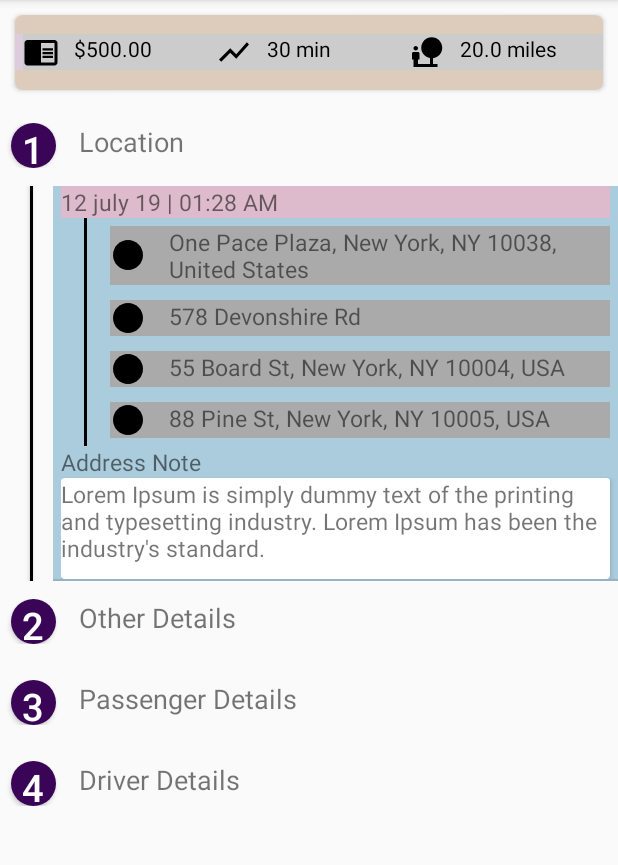
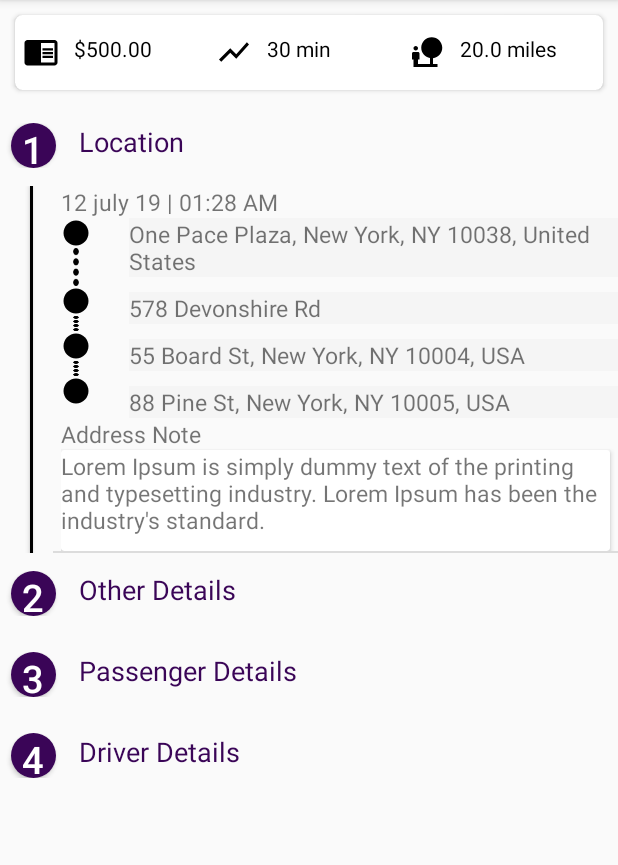
Before and after one commit to SanketPatelHere/Playstore, an Android app: the screen it shows after launch (MainActivity), on a phone screen of 412 x 824 dp, the part 84-949 px from its top. Run offline under Robolectric (Android 15) with nearby library versions, the phone set to English and light mode, and no system bars.

Commit message:
4 design

```diff
--- a/app/build.gradle
+++ b/app/build.gradle
@@ -28,5 +28,5 @@ dependencies {
     androidTestImplementation 'com.android.support.test.espresso:espresso-core:3.0.2'
 
     implementation 'com.google.android.material:material:1.0.0' //androidx
-
+    implementation 'com.xfinity:dahdit:0.9.3'
 }
--- a/app/src/main/java/com/example/nestedrv/MainActivity.java
+++ b/app/src/main/java/com/example/nestedrv/MainActivity.java
@@ -56,10 +56,10 @@ public class MainActivity extends AppCompatActivity {
             //for i = 2, Other Details  //img, name, email, phone
             //SectionDataModel dm = new SectionDataModel();
             ArrayList<OtherDetailsPojo> otherDetailItem = new ArrayList<>();
-            otherDetailItem.add(new OtherDetailsPojo(R.drawable.ic_person_pin_black_24dp,"Business Sedan", "x 4 x 2"));
-            otherDetailItem.add(new OtherDetailsPojo(R.drawable.ic_person_pin_black_24dp,"Payment Mode", "Pay by paypal"));
-            otherDetailItem.add(new OtherDetailsPojo(R.drawable.ic_person_pin_black_24dp,"Flight Number", "BA2490"));
-            otherDetailItem.add(new OtherDetailsPojo(R.drawable.ic_person_pin_black_24dp,"Promo Code", "You save $52"));
+            otherDetailItem.add(new OtherDetailsPojo(R.drawable.car,"Business Sedan", "x 4 x 2"));
+            otherDetailItem.add(new OtherDetailsPojo(R.drawable.debitcard,"Payment Mode", "Pay by paypal"));
+            otherDetailItem.add(new OtherDetailsPojo(R.drawable.jet,"Flight Number", "BA2490"));
+            otherDetailItem.add(new OtherDetailsPojo(R.drawable.promo,"Promo Code", "You save $52"));
             dm.setAllItemsOtherDetails(otherDetailItem);
 
 
--- /dev/null
+++ b/app/src/main/res/drawable/horizontal_dashed_line.xml
@@ -0,0 +1,16 @@
+<?xml version="1.0" encoding="utf-8"?>
+<inset xmlns:android="http://schemas.android.com/apk/res/android"
+    android:insetTop="-20dp"
+    android:insetBottom="-20dp"
+    android:insetRight="390dp"
+    android:insetLeft="0dp">
+<shape
+    android:shape="rectangle">
+    <stroke
+        android:width="20dp"
+        android:color="#ff0000"
+        android:dashWidth="4dp"
+        android:dashGap="20dp"/>
+
+</shape>
+</inset>
--- /dev/null
+++ b/app/src/main/res/drawable/vertical_dashed_line.xml
@@ -0,0 +1,5 @@
+<?xml version="1.0" encoding="utf-8"?>
+<rotate xmlns:android="http://schemas.android.com/apk/res/android"
+    android:fromDegrees="90"
+    android:toDegrees="90"
+    android:drawable="@drawable/horizontal_dashed_line"/>
--- a/app/src/main/res/layout/activity_main.xml
+++ b/app/src/main/res/layout/activity_main.xml
@@ -11,23 +11,14 @@
             android:layout_width="match_parent"
             android:layout_height="50dp"
             app:cardCornerRadius="5dp"
-            app:cardBackgroundColor="#ddccbb"
+            android:elevation="5dp"
             android:layout_margin="10dp">
                 <LinearLayout
                     android:layout_width="match_parent"
                     android:layout_height="wrap_content"
-                    android:background="#ddccdd"
                     android:layout_gravity="center"
                     android:paddingLeft="5dp"
                     android:orientation="horizontal">
-                        <LinearLayout
-                            android:layout_width="0dp"
-                            android:layout_height="wrap_content"
-                            android:layout_weight="1"
-                            android:background="#cccccc"
-                            android:gravity="center"
-                            android:layout_gravity="center">
-
                                 <TextView
                                     android:layout_width="0dp"
                                     android:layout_height="wrap_content"
@@ -37,41 +28,24 @@
                                     android:drawableLeft="@drawable/card1"
                                     android:textColor="#000000"
                                     />
-                        </LinearLayout>
-                        <LinearLayout
-                            android:layout_width="0dp"
-                            android:layout_height="wrap_content"
-                            android:layout_weight="1"
-                            android:background="#cccccc"
-                            android:gravity="center"
-                            android:layout_gravity="center">
-
                                 <TextView
-                                    android:layout_width="match_parent"
+                                    android:layout_width="0dp"
                                     android:layout_height="wrap_content"
                                     android:text="30 min"
+                                    android:layout_weight="1"
                                     android:drawablePadding="10dp"
                                     android:drawableLeft="@drawable/time1"
                                     android:textColor="#000000"
                                     />
-                        </LinearLayout>
-                        <LinearLayout
-                            android:layout_width="0dp"
-                            android:layout_height="wrap_content"
-                            android:layout_weight="1"
-                            android:background="#cccccc"
-                            android:gravity="center"
-                            android:layout_gravity="center">
-
                                 <TextView
-                                    android:layout_width="match_parent"
+                                    android:layout_width="0dp"
                                     android:layout_height="wrap_content"
+                                    android:layout_weight="1"
                                     android:text="20.0 miles"
                                     android:drawablePadding="10dp"
                                     android:drawableLeft="@drawable/distance1"
                                     android:textColor="#000000"
                                     />
-                        </LinearLayout>
                 </LinearLayout>
         </androidx.cardview.widget.CardView>
 
--- /dev/null
+++ b/app/src/main/res/layout/line.xml
@@ -0,0 +1,36 @@
+<?xml version="1.0" encoding="utf-8"?>
+<LinearLayout xmlns:android="http://schemas.android.com/apk/res/android"
+    android:orientation="vertical"
+    android:layout_width="match_parent"
+    android:layout_height="match_parent">
+   <ImageButton
+       android:layout_width="20dp"
+       android:layout_height="20dp"
+       android:background="@drawable/circle11"/>
+   <ImageButton
+       android:layout_width="20dp"
+       android:layout_height="25dp"
+       android:background="@drawable/four"/>
+   <ImageButton
+       android:layout_width="20dp"
+       android:layout_height="20dp"
+       android:background="@drawable/circle11"/>
+   <ImageButton
+       android:layout_width="20dp"
+       android:layout_height="10dp"
+       android:background="@drawable/four"/>
+   <ImageButton
+       android:layout_width="20dp"
+       android:layout_height="20dp"
+       android:background="@drawable/circle11"/>
+   <ImageButton
+       android:layout_width="20dp"
+       android:layout_height="10dp"
+       android:background="@drawable/four"/>
+   <ImageButton
+       android:layout_width="20dp"
+       android:layout_height="20dp"
+       android:background="@drawable/circle11"/>
+
+
+</LinearLayout>
--- a/app/src/main/res/layout/list_driver_item.xml
+++ b/app/src/main/res/layout/list_driver_item.xml
@@ -21,7 +21,6 @@
     <LinearLayout
         android:layout_width="match_parent"
         android:layout_height="wrap_content"
-        android:background="#ddbbcc"
         android:layout_weight="1"
         android:paddingVertical="10dp"
         android:paddingHorizontal="5dp"
@@ -73,7 +72,7 @@
             android:text="GV8042"
             android:textAlignment="center"
             android:paddingHorizontal="15dp"
-            android:background="#aaaaaa"
+            android:background="@color/br_text"
             android:textColor="@color/bg_text"
             android:textSize="15sp"/>
 
--- a/app/src/main/res/layout/list_item.xml
+++ b/app/src/main/res/layout/list_item.xml
@@ -26,6 +26,7 @@
             android:layout_width="match_parent"
             android:layout_height="wrap_content"
             android:text="Title"
+            android:textColor="@color/bg_text"
             android:paddingLeft="15dp"
             android:layout_toLeftOf="@+id/btnNumber"
             android:textSize="18sp"
@@ -55,7 +56,6 @@
         android:id="@+id/rv2"
         android:layout_width="match_parent"
         android:layout_height="wrap_content"
-        android:background="#aaccdd"
         android:layout_marginLeft="35dp"
         android:layout_gravity="center_vertical"
         android:orientation="vertical"/>
@@ -73,7 +73,7 @@
             android:layout_width="match_parent"
             android:layout_height="wrap_content"
             android:text="Accessibility"
-            android:textColor="@color/br_text"
+            android:textColor="@color/bg_silver_text"
             android:layout_marginLeft="15dp"
             android:textSize="15sp"
             />
@@ -81,7 +81,7 @@
             android:layout_width="match_parent"
             android:layout_height="wrap_content"
             android:text="Smoking allowed"
-            android:textColor="@color/br_text"
+            android:textColor="@color/bg_silver_text"
             android:drawablePadding="15dp"
             android:drawableLeft="@drawable/yes1"
             android:layout_marginLeft="15dp"
@@ -91,7 +91,7 @@
             android:layout_width="match_parent"
             android:layout_height="wrap_content"
             android:text="Pets allowed"
-            android:textColor="@color/br_text"
+            android:textColor="@color/bg_silver_text"
             android:drawablePadding="15dp"
             android:drawableLeft="@drawable/yes1"
             android:layout_marginLeft="15dp"
--- a/app/src/main/res/layout/list_location_item.xml
+++ b/app/src/main/res/layout/list_location_item.xml
@@ -9,7 +9,6 @@
         android:id="@+id/tvDateTime"
         android:layout_width="match_parent"
         android:layout_height="wrap_content"
-        android:background="#ddbbcc"
         android:textSize="15sp"
         android:layout_marginRight="5dp"
         android:text="12 july 19 | 01:28 AM"/>
@@ -17,54 +16,55 @@
         android:layout_width="match_parent"
         android:layout_height="wrap_content"
         android:orientation="horizontal">
-        <LinearLayout
-            android:layout_width="2dp"
+        <!--<LinearLayout
+            android:layout_width="20dp"
             android:layout_height="fill_parent"
             android:layout_marginLeft="15dp"
-            android:background="#000000">
+            android:background="@drawable/horizontal_dashed_line">
+        </LinearLayout>-->
+        <LinearLayout
+            android:layout_width="30dp"
+            android:layout_height="wrap_content"
+            android:orientation="vertical">
+            <include layout="@layout/line"/>
         </LinearLayout>
-    <LinearLayout
+
+        <LinearLayout
         android:layout_width="match_parent"
         android:layout_height="wrap_content"
-        android:layout_marginVertical="5dp"
         android:layout_marginLeft="15dp"
-        android:layout_marginRight="5dp"
         android:orientation="vertical">
         <TextView
             android:id="@+id/tvAddress"
             android:layout_width="match_parent"
             android:layout_height="wrap_content"
-            android:background="#aaaaaa"
+            android:background="@color/br_text"
             android:drawablePadding="15dp"
             android:textSize="15sp"
             android:layout_marginBottom="10dp"
-            android:drawableLeft="@drawable/circle11"
             android:text="One Pace Plaza, New York, NY 10038, United States"/>
         <TextView
             android:layout_width="match_parent"
             android:layout_height="wrap_content"
-            android:background="#aaaaaa"
+            android:background="@color/br_text"
             android:drawablePadding="15dp"
             android:textSize="15sp"
             android:layout_marginBottom="10dp"
-            android:drawableLeft="@drawable/circle11"
             android:text="578 Devonshire Rd"/>
         <TextView
             android:layout_width="match_parent"
             android:layout_height="wrap_content"
-            android:background="#aaaaaa"
+            android:background="@color/br_text"
             android:drawablePadding="15dp"
             android:textSize="15sp"
             android:layout_marginBottom="10dp"
-            android:drawableLeft="@drawable/circle11"
             android:text="55 Board St, New York, NY 10004, USA"/>
         <TextView
             android:layout_width="match_parent"
             android:layout_height="wrap_content"
-            android:background="#aaaaaa"
+            android:background="@color/br_text"
             android:drawablePadding="15dp"
             android:textSize="15sp"
-            android:drawableLeft="@drawable/circle11"
             android:text="88 Pine St, New York, NY 10005, USA"/>
 
 
@@ -81,14 +81,15 @@
         android:layout_height="wrap_content"
         android:layout_marginRight="5dp"
         app:cardCornerRadius="2dp">
+
         <TextView
             android:id="@+id/tvAddressNote"
             android:layout_width="match_parent"
             android:layout_height="wrap_content"
-            android:textSize="15sp"
+            android:layout_marginBottom="10dp"
             android:padding="0dp"
-            android:layout_marginBottom="10dp"
-            android:text="Lorem Ipsum..."/>
+            android:text="Lorem Ipsum..."
+            android:textSize="15sp" />
     </androidx.cardview.widget.CardView>
 
 </LinearLayout>
--- a/app/src/main/res/layout/list_otherdetails_item.xml
+++ b/app/src/main/res/layout/list_otherdetails_item.xml
@@ -6,7 +6,7 @@
     android:gravity="center_horizontal"
     app:cardCornerRadius="2dp"
     app:cardElevation="5dp"
-    android:background="#dddddd">
+    >
     <LinearLayout
         android:layout_width="match_parent"
         android:layout_height="wrap_content"
--- a/app/src/main/res/layout/list_passenger_item.xml
+++ b/app/src/main/res/layout/list_passenger_item.xml
@@ -17,8 +17,6 @@
         android:layout_width="match_parent"
         android:layout_height="wrap_content"
         android:paddingLeft="5dp"
-        android:background="#ddbbcc"
-
         android:orientation="vertical">
         <TextView
             android:id="@+id/tvName"
--- a/app/src/main/res/values/colors.xml
+++ b/app/src/main/res/values/colors.xml
@@ -5,6 +5,7 @@
     <color name="colorAccent">#D81B60</color>
 
     <color name="bg_text">#3A0557</color>
-    <color name="br_text">#888888</color>
+    <color name="br_text">#F5F5F5</color>
+    <color name="bg_silver_text">#888888</color>
 
 </resources>
--- a/gradle.properties
+++ b/gradle.properties
@@ -11,3 +11,6 @@ org.gradle.jvmargs=-Xmx1536m
 # This option should only be used with decoupled projects. More details, visit
 # http://www.gradle.org/docs/current/userguide/multi_project_builds.html#sec:decoupled_projects
 # org.gradle.parallel=true
+
+android.useAndroidX=true
+android.enableJetifier=true
```
Also changed, not shown: app/src/main/res/drawable/car.png (added), app/src/main/res/drawable/debitcard.png (added), app/src/main/res/drawable/four.png (added), app/src/main/res/drawable/jet.png (added), app/src/main/res/drawable/promo.png (added).
